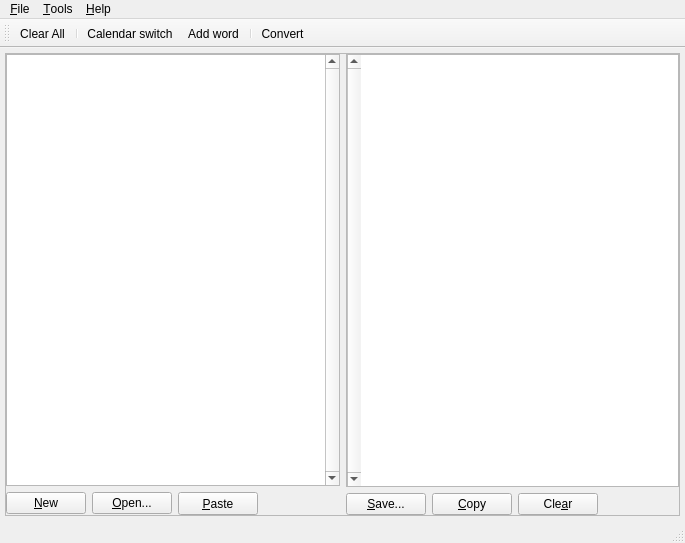
This is trunk/mainwindow.ui in mousamk/azconvert as Qt 5 draws it before an edit. The edited form follows.
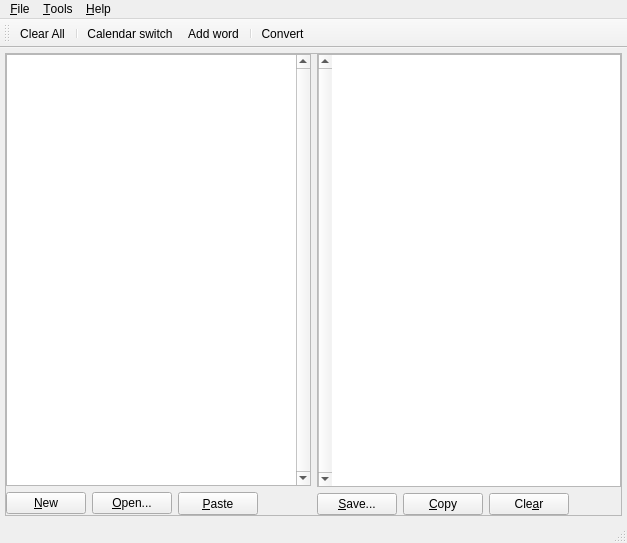
This is the edited form. Icons and pictures are not drawn.

Diff of the .ui file:
```diff
--- a/trunk/mainwindow.ui
+++ b/trunk/mainwindow.ui
@@ -6,7 +6,7 @@
    <rect>
     <x>0</x>
     <y>0</y>
-    <width>685</width>
+    <width>627</width>
     <height>543</height>
    </rect>
   </property>
@@ -176,7 +176,7 @@
     <rect>
      <x>0</x>
      <y>0</y>
-     <width>685</width>
+     <width>627</width>
      <height>22</height>
     </rect>
    </property>
```
